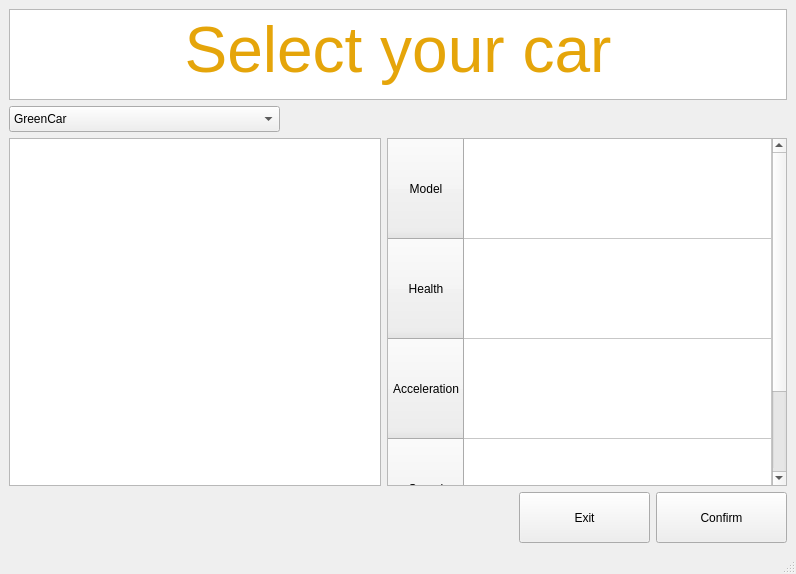
The window that client/Lobby/selectcars.ui (mateozorzi/practice-sdd) describes before a commit, drawn with Qt 5.
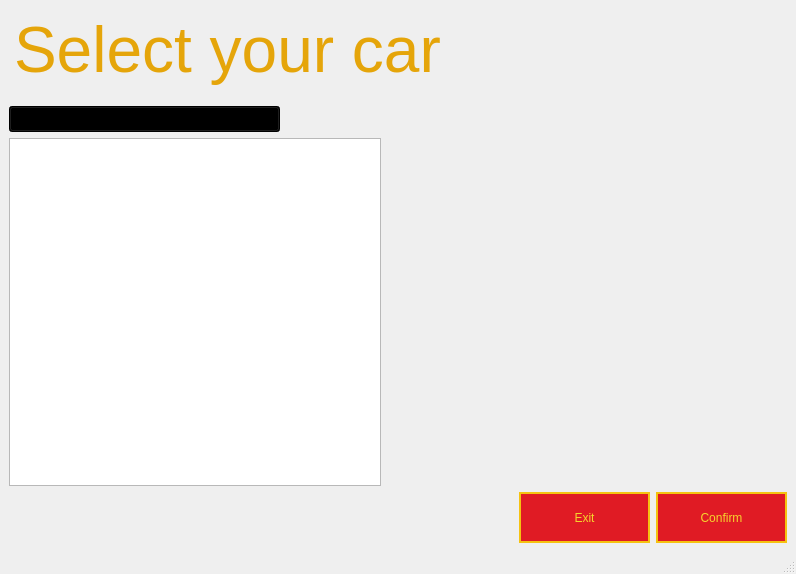
The same window after the commit. Icons and pictures are not drawn.

Commit message:
Select car ui now shows an image and info of the car
new file car_dto.h in common/

```diff
--- a/client/Lobby/selectcars.ui
+++ b/client/Lobby/selectcars.ui
@@ -13,6 +13,12 @@
   <property name="windowTitle">
    <string>MainWindow</string>
   </property>
+  <property name="styleSheet">
+   <string notr="true">QWidget#centralwidget{
+	background-image: url(:/lobby/images/max.jpg);
+
+}</string>
+  </property>
   <widget class="QWidget" name="centralwidget">
    <layout class="QVBoxLayout" name="verticalLayout">
     <item>
@@ -29,6 +35,9 @@
         <height>91</height>
        </size>
       </property>
+      <property name="styleSheet">
+       <string notr="true">background: transparent;</string>
+      </property>
       <property name="readOnly">
        <bool>true</bool>
       </property>
@@ -40,7 +49,7 @@
 li.unchecked::marker { content: &quot;\2610&quot;; }
 li.checked::marker { content: &quot;\2612&quot;; }
 &lt;/style&gt;&lt;/head&gt;&lt;body style=&quot; font-family:'Ubuntu Sans'; font-size:11pt; font-weight:400; font-style:normal;&quot;&gt;
-&lt;p align=&quot;center&quot; style=&quot; margin-top:0px; margin-bottom:0px; margin-left:0px; margin-right:0px; -qt-block-indent:0; text-indent:0px;&quot;&gt;&lt;span style=&quot; font-size:48pt; color:#e5a50a;&quot;&gt;Select your car&lt;/span&gt;&lt;/p&gt;&lt;/body&gt;&lt;/html&gt;</string>
+&lt;p style=&quot; margin-top:0px; margin-bottom:0px; margin-left:0px; margin-right:0px; -qt-block-indent:0; text-indent:0px;&quot;&gt;&lt;span style=&quot; font-size:48pt; color:#e5a50a;&quot;&gt;Select your car&lt;/span&gt;&lt;/p&gt;&lt;/body&gt;&lt;/html&gt;</string>
       </property>
      </widget>
     </item>
@@ -63,41 +72,10 @@
           <height>26</height>
          </size>
         </property>
-        <item>
-         <property name="text">
-          <string>GreenCar</string>
-         </property>
-        </item>
-        <item>
-         <property name="text">
-          <string>SportCar</string>
-         </property>
-        </item>
-        <item>
-         <property name="text">
-          <string>Convertible</string>
-         </property>
-        </item>
-        <item>
-         <property name="text">
-          <string>BlueCar</string>
-         </property>
-        </item>
-        <item>
-         <property name="text">
-          <string>Jeep</string>
-         </property>
-        </item>
-        <item>
-         <property name="text">
-          <string>Pickup</string>
-         </property>
-        </item>
-        <item>
-         <property name="text">
-          <string>Truck</string>
-         </property>
-        </item>
+        <property name="styleSheet">
+         <string notr="true">background-color: rgb(229, 165, 10);
+background-color: rgb(0, 0, 0);</string>
+        </property>
        </widget>
       </item>
       <item>
@@ -180,6 +158,10 @@
           <height>16777215</height>
          </size>
         </property>
+        <property name="styleSheet">
+         <string notr="true">gridline-color: gray;
+background: transparent;</string>
+        </property>
         <property name="sizeAdjustPolicy">
          <enum>QAbstractScrollArea::SizeAdjustPolicy::AdjustIgnored</enum>
         </property>
@@ -189,6 +171,9 @@
         <property name="showGrid">
          <bool>true</bool>
         </property>
+        <property name="cornerButtonEnabled">
+         <bool>true</bool>
+        </property>
         <attribute name="horizontalHeaderVisible">
          <bool>false</bool>
         </attribute>
@@ -219,51 +204,11 @@
         <attribute name="verticalHeaderStretchLastSection">
          <bool>false</bool>
         </attribute>
-        <row>
-         <property name="text">
-          <string>Model</string>
-         </property>
-         <property name="textAlignment">
-          <set>AlignCenter</set>
-         </property>
-        </row>
-        <row>
-         <property name="text">
-          <string>Health</string>
-         </property>
-         <property name="textAlignment">
-          <set>AlignCenter</set>
-         </property>
-        </row>
-        <row>
-         <property name="text">
-          <string>Acceleration</string>
-         </property>
-         <property name="textAlignment">
-          <set>AlignCenter</set>
-         </property>
-        </row>
-        <row>
-         <property name="text">
-          <string>Speed</string>
-         </property>
-         <property name="textAlignment">
-          <set>AlignCenter</set>
-         </property>
-        </row>
         <column>
          <property name="text">
           <string/>
          </property>
         </column>
-        <item row="0" column="0">
-         <property name="text">
-          <string/>
-         </property>
-         <property name="textAlignment">
-          <set>AlignCenter</set>
-         </property>
-        </item>
        </widget>
       </item>
      </layout>
@@ -320,6 +265,12 @@
           <height>51</height>
          </size>
         </property>
+        <property name="styleSheet">
+         <string notr="true">border: 2px solid;
+color: rgb(246, 211, 45);
+background-color: rgb(224, 27, 36);
+border-color: rgb(245, 194, 17);</string>
+        </property>
         <property name="text">
          <string>Exit</string>
         </property>
@@ -339,6 +290,12 @@
           <height>51</height>
          </size>
         </property>
+        <property name="styleSheet">
+         <string notr="true">border: 2px solid;
+color: rgb(246, 211, 45);
+background-color: rgb(224, 27, 36);
+border-color: rgb(245, 194, 17);</string>
+        </property>
         <property name="text">
          <string>Confirm</string>
         </property>
```
Left out of the diff: 8 changed lines with no effect on the pictures. The commit also changes 15 other files.
